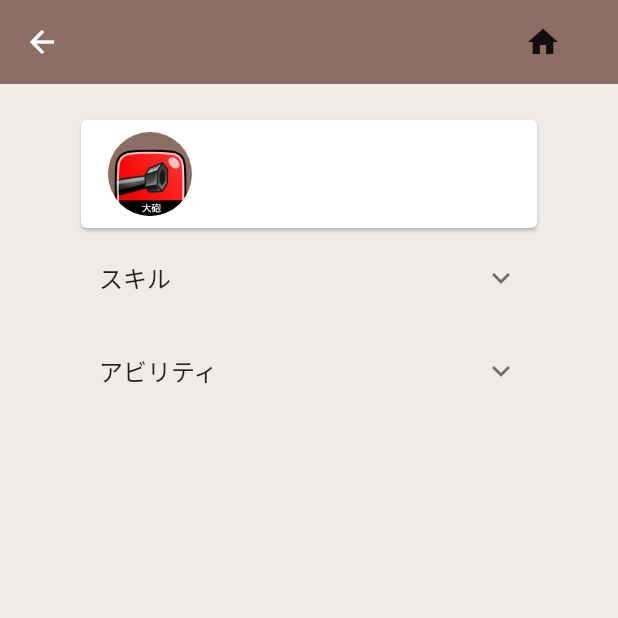
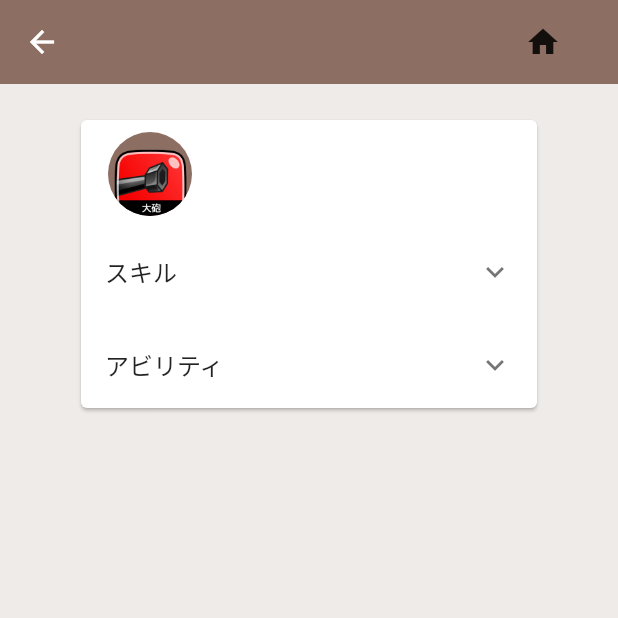
Before and after one commit to KentaMatsumura/shirodora_app, a Flutter app: the Details screen opened directly, on a phone screen of 412 x 824 dp, the top half of it. Run offline on Flutter 3.47's test engine with Material 2 defaults, Android fonts, the phone set to English and light mode, and no system bars; our stand-ins replace cloud_firestore, flutter_spinkit; accounts and stored records are empty.

Commit message:
change card layout

```diff
--- a/lib/screens/details/character_card.dart
+++ b/lib/screens/details/character_card.dart
@@ -1,4 +1,5 @@
 import 'package:flutter/material.dart';
+import 'package:shirodoraapp/screens/details/status_list_tile.dart';
 
 class CharacterCard extends StatelessWidget {
   final String name;
@@ -10,7 +11,9 @@ class CharacterCard extends StatelessWidget {
   @override
   Widget build(BuildContext context) {
     return Card(
-      child: ListTile(
+      child: Column(
+        children: <Widget>[
+          ListTile(
             leading: CircleAvatar(
               radius: 30.0,
               backgroundColor: Colors.brown[400],
@@ -31,6 +34,10 @@ class CharacterCard extends StatelessWidget {
               ),
             ),
           ),
+          StatusListTile(),
+
+        ],
+      ),
     );
   }
 }
--- a/lib/screens/details/details.dart
+++ b/lib/screens/details/details.dart
@@ -41,7 +41,6 @@ class Details extends StatelessWidget {
                 comment: characterData.comment,
                 cid: characterData.cid,
               ),
-              StatusListTile(),
             ],
           ),
         ),
```
Lines whose indentation alone changed are shown as unchanged.
